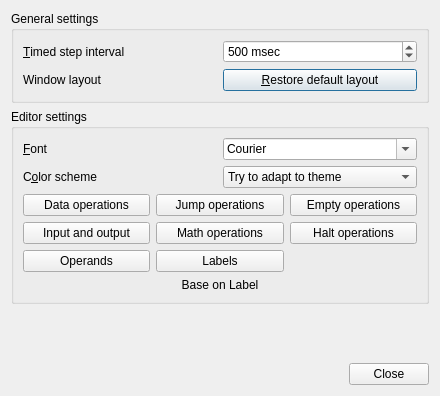
This is src/configdialog.ui in synio-wesley/qpasm as Qt 5 draws it before an edit. The edited form follows.
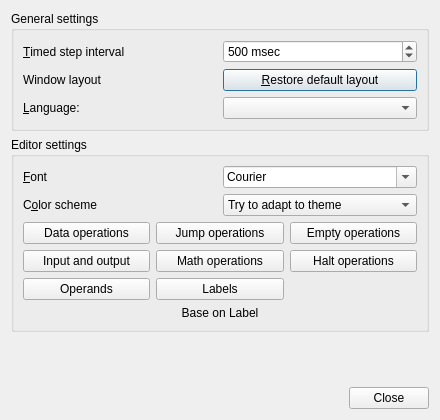
This is the edited form. Icons and pictures are not drawn.

Commit message: - Made QPasm translation aware - Added skeleton for Dutch language file

The edit to the form file:
```diff
--- a/src/configdialog.ui
+++ b/src/configdialog.ui
@@ -7,7 +7,7 @@
     <x>0</x>
     <y>0</y>
     <width>440</width>
-    <height>396</height>
+    <height>420</height>
    </rect>
   </property>
   <property name="windowTitle">
@@ -66,6 +66,19 @@
           </property>
          </widget>
         </item>
+        <item row="2" column="0">
+         <widget class="QLabel" name="label_5">
+          <property name="text">
+           <string>&amp;Language:</string>
+          </property>
+          <property name="buddy">
+           <cstring>langBox</cstring>
+          </property>
+         </widget>
+        </item>
+        <item row="2" column="1">
+         <widget class="QComboBox" name="langBox"/>
+        </item>
        </layout>
       </item>
      </layout>
```
Left out of the diff: 2 changed lines with no effect on the pictures. The commit also changes 11 other files.
